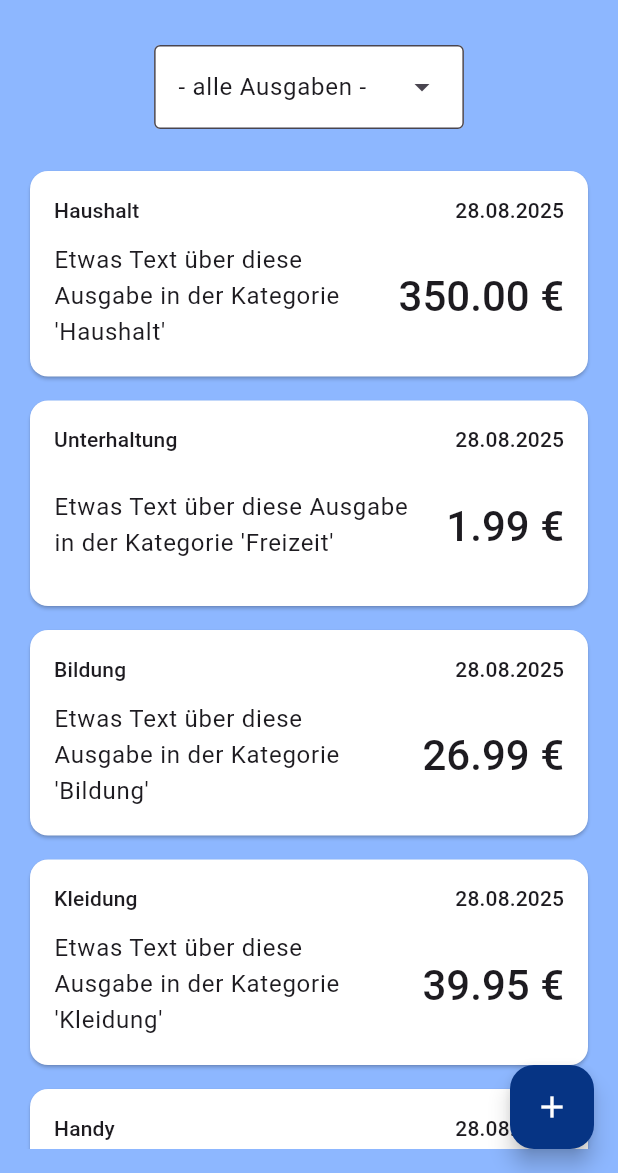
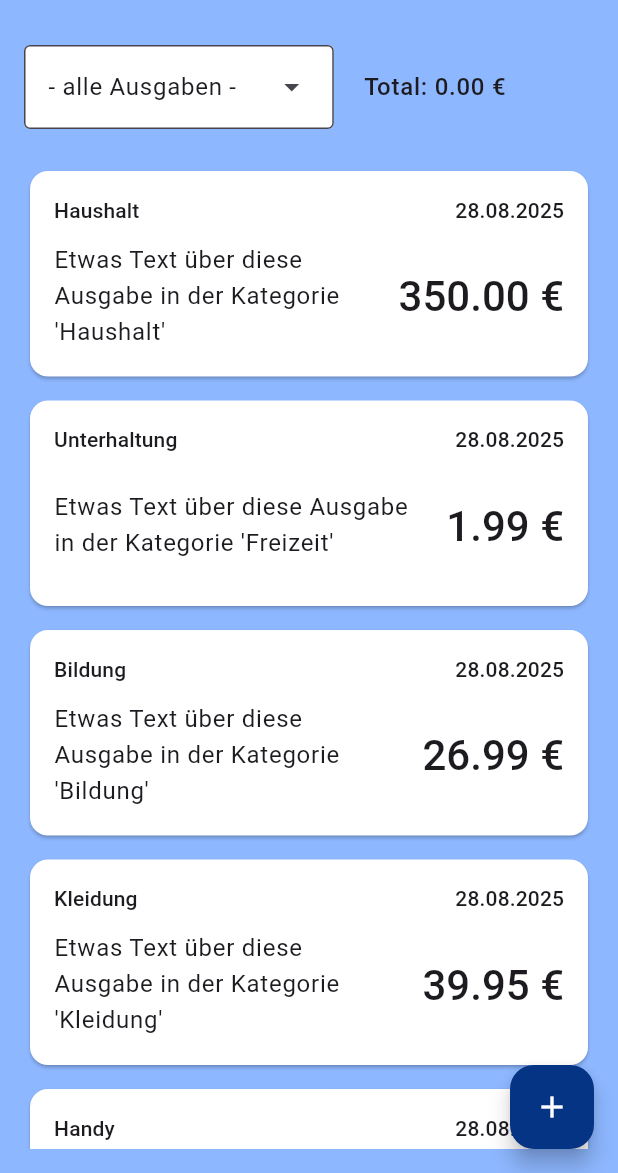
Before and after one commit to Jura17/finance_tracker_app, a Flutter app: the screen it shows after launch, on a phone screen of 412 x 824 dp, the part 63-1236 px from its top. Run offline on Flutter 3.47's test engine with Material 3 defaults, Android fonts, the phone set to English and light mode, and no system bars; our stand-ins replace flutter_bloc.

Commit message:
feature: show sum of all listed amounts

```diff
--- a/lib/features/expenses/bloc/expense_bloc.dart
+++ b/lib/features/expenses/bloc/expense_bloc.dart
@@ -55,6 +55,12 @@ class ExpenseBloc extends Bloc<ExpenseEvent, ExpenseState> {
       emit(state.copyWith(newExpenseCategory: updatedCategory));
     });
 
+    on<CalculateSum>((event, emit) {
+      final List<double> expenseAmounts = state.filteredExpenses.map((expense) => expense.amount).toList();
+      var sum = expenseAmounts.fold(0.0, (sum, amount) => (sum + amount));
+      emit(state.copyWith(sumExpenseAmounts: sum));
+    });
+
     // load all expenses when bloc gets created
     add(LoadExpenses());
   }
--- a/lib/features/expenses/bloc/expense_event.dart
+++ b/lib/features/expenses/bloc/expense_event.dart
@@ -25,3 +25,5 @@ class NewExpenseCategoryChanged extends ExpenseEvent {
   final ExpenseCategory category;
   NewExpenseCategoryChanged(this.category);
 }
+
+class CalculateSum extends ExpenseEvent {}
--- a/lib/features/expenses/bloc/expense_state.dart
+++ b/lib/features/expenses/bloc/expense_state.dart
@@ -6,12 +6,14 @@ class ExpenseState {
   final ExpenseCategory newExpenseCategory;
   final List<Expense> filteredExpenses;
   final String? message;
+  final double sumExpenseAmounts;
 
   ExpenseState({
     this.selectedCategory,
     this.newExpenseCategory = ExpenseCategory.clothing,
     this.filteredExpenses = const [],
     this.message,
+    this.sumExpenseAmounts = 0,
   });
 
   // used to overwrite state
@@ -20,12 +22,14 @@ class ExpenseState {
     ExpenseCategory? newExpenseCategory,
     List<Expense>? filteredExpenses,
     String? message,
+    double? sumExpenseAmounts,
   }) {
     return ExpenseState(
       selectedCategory: selectedCategory,
       newExpenseCategory: newExpenseCategory ?? this.newExpenseCategory,
       filteredExpenses: filteredExpenses ?? this.filteredExpenses,
       message: message ?? this.message,
+      sumExpenseAmounts: sumExpenseAmounts ?? this.sumExpenseAmounts,
     );
   }
 }
--- a/lib/features/expenses/presentation/screens/expenses_screen.dart
+++ b/lib/features/expenses/presentation/screens/expenses_screen.dart
@@ -1,4 +1,5 @@
 import 'package:finance_tracker_app/core/app_colors.dart';
+import 'package:finance_tracker_app/core/utils/truncate_decimals.dart';
 import 'package:finance_tracker_app/features/expenses/bloc/expense_bloc.dart';
 import 'package:finance_tracker_app/features/expenses/bloc/expense_event.dart';
 import 'package:finance_tracker_app/features/expenses/bloc/expense_state.dart';
@@ -42,17 +43,31 @@ class _ExpensesScreenState extends State<ExpensesScreen> {
             },
             builder: (context, state) {
               final filteredExpenses = state.filteredExpenses;
+              final truncatedValue = truncateTo2Decimals(state.sumExpenseAmounts);
 
               return Column(
                 spacing: 20,
                 children: [
                   // Category selection
+                  Row(
+                    spacing: 20,
+                    children: [
                       CategoryDropdown(
                         selectedCategory: state.selectedCategory,
                         onCategoryChanged: (value) {
                           context.read<ExpenseBloc>().add(FilterExpenses(value));
+
+                          context.read<ExpenseBloc>().add(CalculateSum());
                         },
                         isForFiltering: true,
+                      ),
+                      BlocBuilder<ExpenseBloc, ExpenseState>(builder: (context, state) {
+                        return Text(
+                          "Total: ${truncatedValue.toStringAsFixed(2)} €",
+                          style: Theme.of(context).textTheme.bodyLarge?.copyWith(fontWeight: FontWeight.w500),
+                        );
+                      }),
+                    ],
                   ),
                   Expanded(
                     child: filteredExpenses.isEmpty
--- a/lib/features/expenses/presentation/widgets/new_expense_modal.dart
+++ b/lib/features/expenses/presentation/widgets/new_expense_modal.dart
@@ -4,7 +4,6 @@ import 'package:finance_tracker_app/features/expenses/bloc/expense_state.dart';
 import 'package:finance_tracker_app/features/expenses/presentation/widgets/amount_field.dart';
 import 'package:finance_tracker_app/features/expenses/presentation/widgets/confirm_button.dart';
 import 'package:finance_tracker_app/features/expenses/presentation/widgets/description_field.dart';
-import 'package:finance_tracker_app/core/utils/expense_category.dart';
 import 'package:finance_tracker_app/features/expenses/presentation/widgets/category_dropdown.dart';
 import 'package:flutter/material.dart';
 import 'package:flutter_bloc/flutter_bloc.dart';
```
Lines whose indentation alone changed are shown as unchanged.
